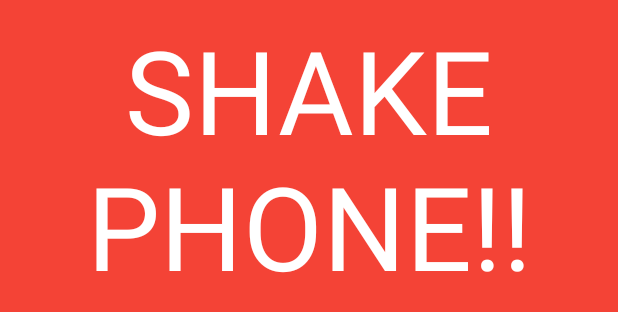
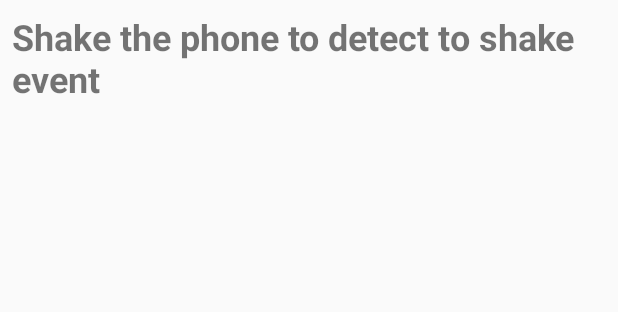
Before and after one commit to NSU-FA20-CSE299-3/Group08, an Android app: the layout activity_main.xml on its own in the app's theme, with its tools: preview values and no code run, on a phone screen of 412 x 824 dp. Shown: the top 312 px of the screen. Run offline under Robolectric (Android 15) with nearby library versions, the phone set to English and light mode, and no system bars.

Commit message:
Enhancement #14 : Shake detection Test_1

```diff
--- /dev/null
+++ b/Code/Practice/Geture_Control test/app/src/main/java/app/com/sample/MainActivity.java
@@ -0,0 +1,6 @@
+package app.com.sample;
+
+import android.app.Activity;
+
+public class MainActivity extends Activity {
+}
--- a/Code/Practice/Geture_Control test/app/src/main/res/layout/activity_main.xml
+++ b/Code/Practice/Geture_Control test/app/src/main/res/layout/activity_main.xml
@@ -4,18 +4,12 @@
     android:layout_width="match_parent"
     android:layout_height="match_parent"
     android:padding="8dp"
-    android:background="#F44336"
     android:orientation="vertical"
     tools:context=".MainActivity">
-
     <TextView
-        android:layout_width="match_parent"
-        android:layout_height="wrap_content"
-        android:text="Shake phone!!"
-        android:textSize="77dp"
-        android:gravity="center"
-        android:textAllCaps="true"
-        android:textColor="@color/white"
-
-     />
+        android:text="Shake the phone to detect to shake event"
+        android:textSize="24sp"
+        android:textStyle="bold"
+        android:layout_width="wrap_content"
+        android:layout_height="wrap_content"/>
 </LinearLayout>
```
Also changed, not shown: Code/Practice/Geture_Control test/app/src/main/AndroidManifest.xml (+2 -5 lines), Code/Practice/Geture_Control test/app/src/main/java/app/com/sample/SMS.java (added, +14 -0 lines), Code/Practice/Geture_Control test/app/src/main/java/com/example/myapplication/MainActivity.java (+47 -3 lines), Code/Practice/Geture_Control test/app/src/main/res/layout/activity_s_m_s.xml (added, +9 -0 lines).
